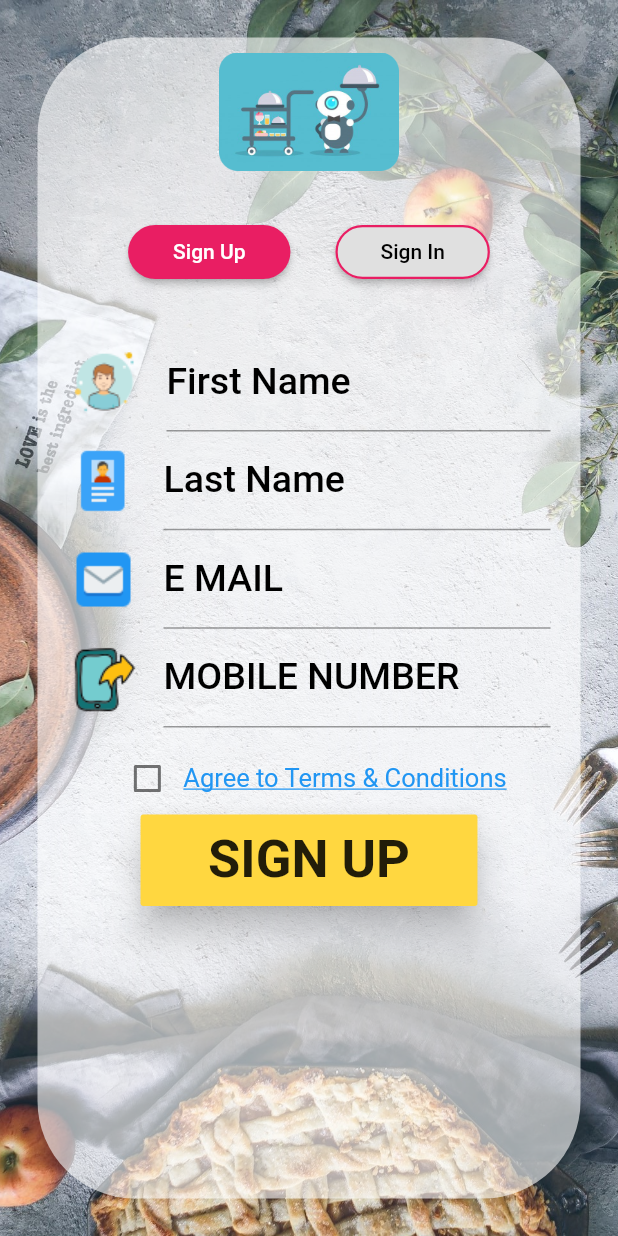
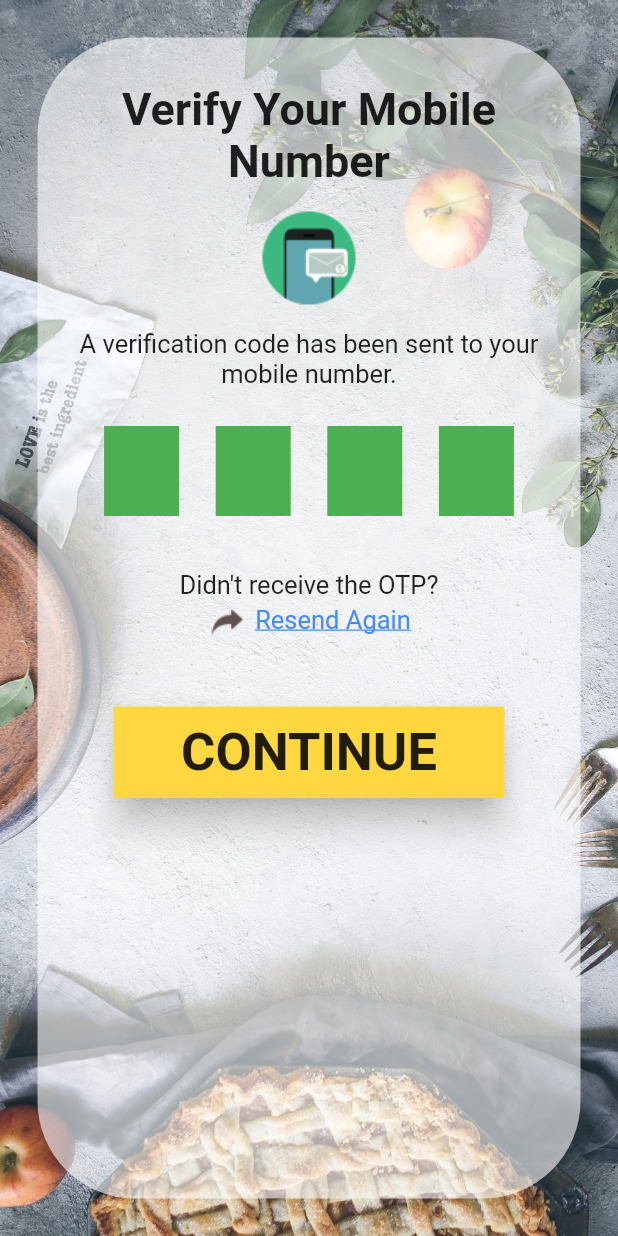
Before and after one commit to kavin-du/waiterbot_app, a Flutter app: the screen it shows after launch, on a phone screen of 412 x 824 dp. Run offline on Flutter 3.47's test engine with Material 2 defaults, Android fonts, the phone set to English and light mode, and no system bars; drawn by our look-alikes of pin_code_fields.

Commit message:
otp screen ok, verify logic notOK

```diff
--- a/lib/main.dart
+++ b/lib/main.dart
@@ -1,8 +1,12 @@
 import 'package:flutter/material.dart';
 import 'package:flutter/rendering.dart';
 import './screens/signup.dart';
+import './screens/otp.dart';
 
 void main() {
   // debugPaintSizeEnabled = true;
-  runApp(new SignUp());
+  // runApp(new SignUp());
+  runApp(new MaterialApp(
+    home: OTP(),
+  ));
 }
--- a/lib/mix_ins/validator_mixin.dart
+++ b/lib/mix_ins/validator_mixin.dart
@@ -24,4 +24,9 @@ class ValidatorMixin {
     return 'Enter a valid mobile number';
   }
 
+  String otpValidator(String value) {
+    if(value != '1234') return 'Try Again!';
+    return null;
+  }
+
 }
--- /dev/null
+++ b/lib/screens/otp.dart
@@ -0,0 +1,176 @@
+import 'dart:ui';
+
+import 'package:flutter/gestures.dart';
+import 'package:flutter/material.dart';
+import 'package:pin_code_fields/pin_code_fields.dart';
+
+import '../mix_ins/validator_mixin.dart';
+
+class OTP extends StatefulWidget {
+  @override
+  _OTPState createState() => _OTPState();
+}
+
+class _OTPState extends State<OTP> with ValidatorMixin {
+  final formKey = GlobalKey<
+      FormState>(); // we are not passing Form, FormState passing because it is stful widget
+
+  String otpValue = '';
+  @override
+  Widget build(BuildContext context) {
+    return Scaffold(
+      resizeToAvoidBottomInset:
+          false, // prevent shrinking image when keyboard opens
+      body: Builder(builder: (context) {
+        return Stack(
+          children: [
+            Positioned.fill(
+              child: Image.asset(
+                'images/sign_background.jpg',
+                fit: BoxFit.fitHeight,
+              ),
+            ),
+            Container(
+              margin: EdgeInsets.all(25),
+              decoration: BoxDecoration(
+                  color: Colors.white.withOpacity(0.6),
+                  borderRadius: BorderRadius.all(Radius.circular(65))),
+            ),
+            Container(
+              margin: EdgeInsets.only(left: 45, right: 45, top: 35),
+              child: Form(
+                key: formKey,
+                child: Column(
+                  children: [
+                    topText(),
+                    pincode(context),
+                    Padding(padding: const EdgeInsets.only(bottom: 20)),
+                    Text(
+                      'Didn\'t receive the OTP?',
+                      style: TextStyle(fontSize: 17),
+                    ),
+                    bottomText(),
+                    Padding(padding: const EdgeInsets.only(bottom: 45)),
+                    button()
+                  ],
+                ),
+              ),
+            ),
+          ],
+        );
+      }),
+    );
+  }
+
+  Widget topText() {
+    return Column(
+      children: [
+        Padding(padding: EdgeInsets.only(top: 20)),
+        Text(
+          'Verify Your Mobile Number',
+          textAlign: TextAlign.center,
+          style: TextStyle(fontSize: 30, fontWeight: FontWeight.bold),
+        ),
+        Padding(padding: EdgeInsets.only(top: 15)),
+        Center(
+          child: Image.asset('images/icons/otp.png'),
+        ),
+        Padding(padding: EdgeInsets.only(top: 15)),
+        Text(
+          'A verification code has been sent to your mobile number.',
+          textAlign: TextAlign.center,
+          style: TextStyle(fontSize: 17),
+        ),
+      ],
+    );
+  }
+
+  Widget pincode(BuildContext context) {
+    return Padding(
+        padding: const EdgeInsets.only(top: 25),
+        child: PinCodeTextField(
+          appContext: context,
+          length: 4,
+          showCursor: true,
+          cursorColor: Colors.black,
+          obscureText: false,
+          animationType: AnimationType.fade,
+          backgroundColor: Colors.transparent,
+          validator: otpValidator,
+          pinTheme: PinTheme(
+            shape: PinCodeFieldShape.box,
+            fieldHeight: 60,
+            fieldWidth: 50,
+            selectedFillColor: Colors.green,
+            inactiveFillColor: Colors.green,
+            inactiveColor: Colors.green,
+            // activeFillColor: hasError ? Colors.orange : Colors.white,
+          ),
+          mainAxisAlignment: MainAxisAlignment.spaceEvenly,
+          enableActiveFill: true,
+          keyboardType: TextInputType.number,
+          onCompleted: (v) => print("Completed"),
+          onChanged: (value) {
+            setState(() {
+              this.otpValue = value;
+            });
+            print(this.otpValue);
+          },
+        ));
+  }
+
+  Widget bottomText() {
+    return Row(
+      mainAxisAlignment: MainAxisAlignment.center,
+      children: [
+        Image.asset('images/icons/resend.png'),
+        Padding(padding: EdgeInsets.all(3),),
+        RichText(
+          text: TextSpan(
+          style: TextStyle(
+              color: Colors.blueAccent,
+              decoration: TextDecoration.underline,
+              fontSize: 17),
+          text: 'Resend Again',
+          recognizer: TapGestureRecognizer()
+            ..onTap = () => {/* url to launch when tap */},
+          ),
+        )
+      ],
+    );
+  }
+
+  // delete this after check validator
+  Widget mobileNumber() {
+    return TextFormField(
+      keyboardType: TextInputType.phone,
+      decoration: InputDecoration(
+          icon: Image(
+            image: AssetImage('images/icons/phone.png'),
+          ),
+          labelText: 'MOBILE NUMBER',
+          hintText: '0712345678',
+          labelStyle: TextStyle(
+              fontWeight: FontWeight.w500, color: Colors.black, fontSize: 25)),
+      validator: phoneValidation,
+    );
+  }
+
+  Widget button() {
+    return RaisedButton(
+      elevation: 10,
+      padding: EdgeInsets.fromLTRB(45, 10, 45, 10),
+      child: Text(
+        'CONTINUE',
+        style: TextStyle(fontSize: 35, fontWeight: FontWeight.bold),
+      ),
+      onPressed: () {
+        if (formKey.currentState.validate()) {
+          formKey.currentState
+              .save(); // this will call all onSaved() functions in form
+        }
+      },
+      color: Colors.amberAccent,
+    );
+  }
+}
--- a/pubspec.yaml
+++ b/pubspec.yaml
@@ -28,6 +28,7 @@ dependencies:
   # The following adds the Cupertino Icons font to your application.
   # Use with the CupertinoIcons class for iOS style icons.
   cupertino_icons: ^1.0.0
+  pin_code_fields: ^6.0.0
 
 dev_dependencies:
   flutter_test:
@@ -52,6 +53,8 @@ flutter:
     - images/icons/lastname.png
     - images/icons/email.png
     - images/icons/phone.png
+    - images/icons/otp.png
+    - images/icons/resend.png
 
 
   # An image asset can refer to one or more resolution-specific "variants", see
```
Also changed, not shown: images/icons/otp.png (added), images/icons/resend.png (added), pubspec.lock.
